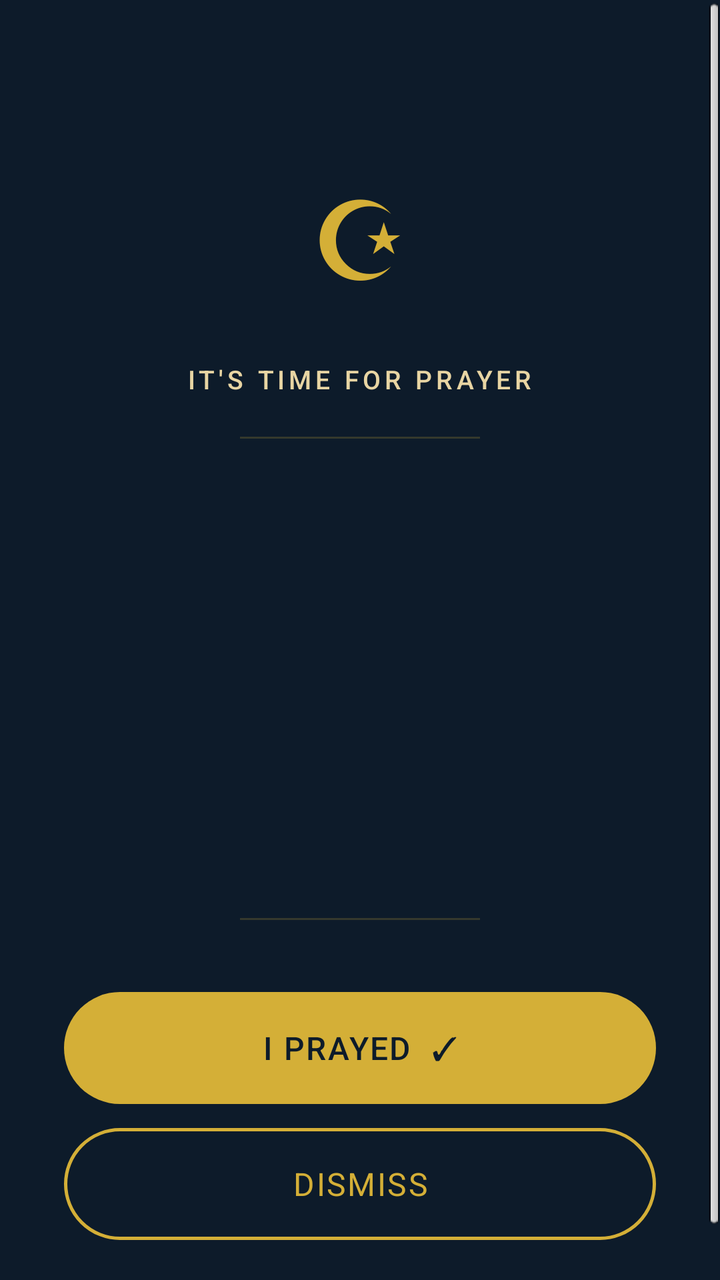
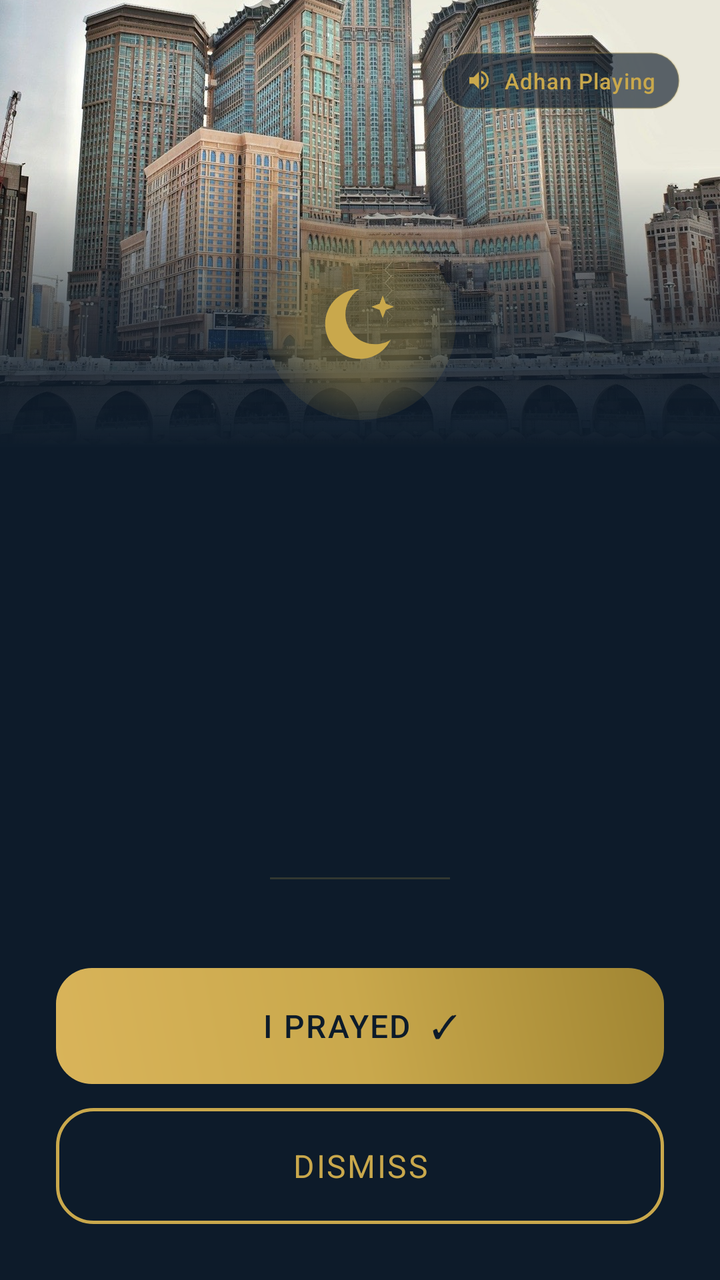

The first picture is an Android layout as it rendered before a commit; the second is the same layout after the commit. The layout source and the unified diff follow.
<!-- AndroidManifest.xml: activity theme PrayerAlarmTheme -->
<!-- res/layout/activity_prayer_alarm.xml -->
<?xml version="1.0" encoding="utf-8"?>
<ScrollView xmlns:android="http://schemas.android.com/apk/res/android"
    android:layout_width="match_parent"
    android:layout_height="match_parent"
    android:background="@color/navy"
    android:fillViewport="true">

    <LinearLayout
        android:layout_width="match_parent"
        android:layout_height="wrap_content"
        android:gravity="center_horizontal"
        android:orientation="vertical"
        android:paddingHorizontal="32dp"
        android:paddingTop="80dp"
        android:paddingBottom="48dp">

        
        <TextView
            android:id="@+id/iconCrescent"
            android:layout_width="wrap_content"
            android:layout_height="wrap_content"
            android:text="☪"
            android:textColor="@color/gold"
            android:textSize="56sp" />

        <TextView
            android:layout_width="wrap_content"
            android:layout_height="wrap_content"
            android:layout_marginTop="24dp"
            android:fontFamily="sans-serif-medium"
            android:letterSpacing="0.15"
            android:text="IT'S TIME FOR PRAYER"
            android:textAllCaps="true"
            android:textColor="@color/gold_light"
            android:textSize="13sp" />

        
        <View
            android:layout_width="120dp"
            android:layout_height="1dp"
            android:layout_marginTop="20dp"
            android:background="@color/gold_20" />

        
        <TextView
            android:id="@+id/textArabicName"
            android:layout_width="wrap_content"
            android:layout_height="wrap_content"
            android:layout_marginTop="28dp"
            android:textColor="@color/gold"
            android:textSize="40sp" />

        
        <TextView
            android:id="@+id/textPrayerName"
            android:layout_width="wrap_content"
            android:layout_height="wrap_content"
            android:layout_marginTop="4dp"
            android:fontFamily="sans-serif-medium"
            android:letterSpacing="0.08"
            android:textColor="@android:color/white"
            android:textSize="32sp" />

        
        <TextView
            android:id="@+id/textPrayerTime"
            android:layout_width="wrap_content"
            android:layout_height="wrap_content"
            android:layout_marginTop="8dp"
            android:fontFamily="sans-serif-light"
            android:textColor="@color/gold_light"
            android:textSize="20sp" />

        
        <TextView
            android:id="@+id/textMessage"
            android:layout_width="wrap_content"
            android:layout_height="wrap_content"
            android:layout_marginTop="24dp"
            android:fontFamily="sans-serif-light"
            android:gravity="center"
            android:lineSpacingExtra="4dp"
            android:paddingHorizontal="16dp"
            android:textColor="@color/white_70"
            android:textSize="15sp"
            android:textStyle="italic" />

        
        <View
            android:layout_width="120dp"
            android:layout_height="1dp"
            android:layout_marginTop="32dp"
            android:background="@color/gold_20" />

        
        <TextView
            android:id="@+id/btnIPrayed"
            android:layout_width="match_parent"
            android:layout_height="56dp"
            android:layout_marginTop="36dp"
            android:background="@drawable/bg_button_gold"
            android:fontFamily="sans-serif-medium"
            android:gravity="center"
            android:letterSpacing="0.05"
            android:text="I PRAYED  ✓"
            android:textColor="@color/navy"
            android:textSize="16sp" />

        
        <TextView
            android:id="@+id/btnDismiss"
            android:layout_width="match_parent"
            android:layout_height="56dp"
            android:layout_marginTop="12dp"
            android:background="@drawable/bg_button_outline"
            android:fontFamily="sans-serif"
            android:gravity="center"
            android:letterSpacing="0.05"
            android:text="DISMISS"
            android:textColor="@color/gold"
            android:textSize="16sp" />

    </LinearLayout>
</ScrollView>
<!-- resources referenced by this layout -->
<resources>
  <color name="gold">#FFD4AF37</color>
  <color name="gold_20">#33D4AF37</color>
  <color name="gold_light">#FFE8D5A3</color>
  <color name="navy">#FF0D1B2A</color>
  <color name="white_70">#B3FFFFFF</color>
  <!-- drawable bg_button_gold (drawable) -->
  <?xml version="1.0" encoding="utf-8"?>
  <shape xmlns:android="http://schemas.android.com/apk/res/android"
      android:shape="rectangle">
      <solid android:color="@color/gold" />
      <corners android:radius="28dp" />
  </shape>
  <!-- drawable bg_button_outline (drawable) -->
  <?xml version="1.0" encoding="utf-8"?>
  <shape xmlns:android="http://schemas.android.com/apk/res/android"
      android:shape="rectangle">
      <stroke
          android:width="1.5dp"
          android:color="@color/gold" />
      <solid android:color="@android:color/transparent" />
      <corners android:radius="28dp" />
  </shape>
  <style name="PrayerAlarmTheme" parent="@android:style/Theme.NoTitleBar">
          <item name="android:windowBackground">@color/navy</item>
          <item name="android:statusBarColor">@color/navy</item>
          <item name="android:navigationBarColor">@color/navy</item>
          <item name="android:windowFullscreen">false</item>
          <item name="android:windowShowWhenLocked">true</item>
          <item name="android:windowTurnScreenOn">true</item>
      </style>
</resources>

<!-- the commit's change to res/layout/activity_prayer_alarm.xml (unified diff, before → after) -->
@@ -1,124 +1,191 @@
 <?xml version="1.0" encoding="utf-8"?>
-<ScrollView xmlns:android="http://schemas.android.com/apk/res/android"
+<LinearLayout xmlns:android="http://schemas.android.com/apk/res/android"
     android:layout_width="match_parent"
     android:layout_height="match_parent"
     android:background="@color/navy"
-    android:fillViewport="true">
+    android:orientation="vertical">
 
+    
+    <FrameLayout
+        android:layout_width="match_parent"
+        android:layout_height="0dp"
+        android:layout_weight="35">
+
+        <ImageView
+            android:layout_width="match_parent"
+            android:layout_height="match_parent"
+            android:contentDescription="@null"
+            android:scaleType="centerCrop"
+            android:src="@drawable/img_hero_masjid" />
+
+        <View
+            android:layout_width="match_parent"
+            android:layout_height="140dp"
+            android:layout_gravity="bottom"
+            android:background="@drawable/gradient_hero_fade" />
+
+        
+        <LinearLayout
+            android:id="@+id/badgeAdhanPlaying"
+            android:layout_width="wrap_content"
+            android:layout_height="wrap_content"
+            android:layout_gravity="top|end"
+            android:layout_marginTop="26dp"
+            android:layout_marginEnd="20dp"
+            android:background="@drawable/bg_badge_navy"
+            android:gravity="center_vertical"
+            android:orientation="horizontal"
+            android:paddingHorizontal="12dp"
+            android:paddingVertical="7dp">
+
+            <ImageView
+                android:layout_width="13dp"
+                android:layout_height="13dp"
+                android:contentDescription="@null"
+                android:src="@drawable/ic_speaker_gold" />
+
+            <TextView
+                android:layout_width="wrap_content"
+                android:layout_height="wrap_content"
+                android:layout_marginStart="6dp"
+                android:fontFamily="sans-serif-medium"
+                android:letterSpacing="0.04"
+                android:text="Adhan Playing"
+                android:textColor="@color/gold"
+                android:textSize="11sp" />
+        </LinearLayout>
+
+        
+        <FrameLayout
+            android:id="@+id/crescentContainer"
+            android:layout_width="96dp"
+            android:layout_height="96dp"
+            android:layout_gravity="bottom|center_horizontal"
+            android:layout_marginBottom="14dp">
+
+            <View
+                android:layout_width="96dp"
+                android:layout_height="96dp"
+                android:layout_gravity="center"
+                android:background="@drawable/glow_gold_radial" />
+
+            <ImageView
+                android:layout_width="44dp"
+                android:layout_height="44dp"
+                android:layout_gravity="center"
+                android:contentDescription="@null"
+                android:src="@drawable/ic_crescent_gold" />
+        </FrameLayout>
+    </FrameLayout>
+
+    
     <LinearLayout
         android:layout_width="match_parent"
-        android:layout_height="wrap_content"
-        android:gravity="center_horizontal"
-        android:orientation="vertical"
-        android:paddingHorizontal="32dp"
-        android:paddingTop="80dp"
-        android:paddingBottom="48dp">
+        android:layout_height="0dp"
+        android:layout_weight="65"
+        android:orientation="vertical">
+
+        <ScrollView
+            android:layout_width="match_parent"
+            android:layout_height="0dp"
+            android:layout_weight="1"
+            android:fillViewport="true">
+
+            <LinearLayout
+                android:layout_width="match_parent"
+                android:layout_height="wrap_content"
+                android:gravity="center_horizontal"
+                android:orientation="vertical"
+                android:paddingHorizontal="28dp"
+                android:paddingTop="26dp"
+                android:paddingBottom="8dp">
+
+                
+                <TextView
+                    android:id="@+id/textPrayerName"
+                    android:layout_width="wrap_content"
+                    android:layout_height="wrap_content"
+                    android:fontFamily="serif"
+                    android:textColor="@color/gold"
+                    android:textSize="34sp"
+                    android:textStyle="bold" />
+
+                
+                <TextView
+                    android:id="@+id/textArabicName"
+                    android:layout_width="wrap_content"
+                    android:layout_height="wrap_content"
+                    android:layout_marginTop="6dp"
+                    android:textColor="@color/cream"
+                    android:textSize="19sp" />
+
+                
+                <TextView
+                    android:id="@+id/textPrayerTime"
+                    android:layout_width="wrap_content"
+                    android:layout_height="wrap_content"
+                    android:layout_marginTop="16dp"
+                    android:fontFamily="sans-serif-medium"
+                    android:letterSpacing="0.04"
+                    android:textColor="@color/gold"
+                    android:textSize="22sp" />
+
+                
+                <TextView
+                    android:id="@+id/textMessage"
+                    android:layout_width="wrap_content"
+                    android:layout_height="wrap_content"
+                    android:layout_marginTop="22dp"
+                    android:fontFamily="sans-serif"
+                    android:gravity="center"
+                    android:lineSpacingExtra="4dp"
+                    android:textColor="@color/cream_muted"
+                    android:textSize="14.5sp"
+                    android:textStyle="italic" />
+
+                
+                <View
+                    android:layout_width="90dp"
+                    android:layout_height="1dp"
+                    android:layout_marginTop="24dp"
+                    android:background="@color/gold_20" />
+
+            </LinearLayout>
+        </ScrollView>
 
         
-        <TextView
-            android:id="@+id/iconCrescent"
-            android:layout_width="wrap_content"
+        <LinearLayout
+            android:layout_width="match_parent"
             android:layout_height="wrap_content"
-            android:text="☪"
-            android:textColor="@color/gold"
-            android:textSize="56sp" />
+            android:orientation="vertical"
+            android:paddingHorizontal="28dp"
+            android:paddingTop="14dp"
+            android:paddingBottom="28dp">
 
-        <TextView
-            android:layout_width="wrap_content"
-            android:layout_height="wrap_content"
-            android:layout_marginTop="24dp"
-            android:fontFamily="sans-serif-medium"
-            android:letterSpacing="0.15"
-            android:text="IT'S TIME FOR PRAYER"
-            android:textAllCaps="true"
-            android:textColor="@color/gold_light"
-            android:textSize="13sp" />
+            <TextView
+                android:id="@+id/btnIPrayed"
+                android:layout_width="match_parent"
+                android:layout_height="58dp"
+                android:background="@drawable/bg_button_gold"
+                android:fontFamily="sans-serif-medium"
+                android:gravity="center"
+                android:letterSpacing="0.05"
+                android:text="I PRAYED  ✓"
+                android:textColor="@color/navy"
+                android:textSize="16sp" />
 
-        
-        <View
-            android:layout_width="120dp"
-            android:layout_height="1dp"
-            android:layout_marginTop="20dp"
-            android:background="@color/gold_20" />
-
-        
-        <TextView
-            android:id="@+id/textArabicName"
-            android:layout_width="wrap_content"
-            android:layout_height="wrap_content"
-            android:layout_marginTop="28dp"
-            android:textColor="@color/gold"
-            android:textSize="40sp" />
-
-        
-        <TextView
-            android:id="@+id/textPrayerName"
-            android:layout_width="wrap_content"
-            android:layout_height="wrap_content"
-            android:layout_marginTop="4dp"
-            android:fontFamily="sans-serif-medium"
-            android:letterSpacing="0.08"
-            android:textColor="@android:color/white"
-            android:textSize="32sp" />
-
-        
-        <TextView
-            android:id="@+id/textPrayerTime"
-            android:layout_width="wrap_content"
-            android:layout_height="wrap_content"
-            android:layout_marginTop="8dp"
-            android:fontFamily="sans-serif-light"
-            android:textColor="@color/gold_light"
-            android:textSize="20sp" />
-
-        
-        <TextView
-            android:id="@+id/textMessage"
-            android:layout_width="wrap_content"
-            android:layout_height="wrap_content"
-            android:layout_marginTop="24dp"
-            android:fontFamily="sans-serif-light"
-            android:gravity="center"
-            android:lineSpacingExtra="4dp"
-            android:paddingHorizontal="16dp"
-            android:textColor="@color/white_70"
-            android:textSize="15sp"
-            android:textStyle="italic" />
-
-        
-        <View
-            android:layout_width="120dp"
-            android:layout_height="1dp"
-            android:layout_marginTop="32dp"
-            android:background="@color/gold_20" />
-
-        
-        <TextView
-            android:id="@+id/btnIPrayed"
-            android:layout_width="match_parent"
-            android:layout_height="56dp"
-            android:layout_marginTop="36dp"
-            android:background="@drawable/bg_button_gold"
-            android:fontFamily="sans-serif-medium"
-            android:gravity="center"
-            android:letterSpacing="0.05"
-            android:text="I PRAYED  ✓"
-            android:textColor="@color/navy"
-            android:textSize="16sp" />
-
-        
-        <TextView
-            android:id="@+id/btnDismiss"
-            android:layout_width="match_parent"
-            android:layout_height="56dp"
-            android:layout_marginTop="12dp"
-            android:background="@drawable/bg_button_outline"
-            android:fontFamily="sans-serif"
-            android:gravity="center"
-            android:letterSpacing="0.05"
-            android:text="DISMISS"
-            android:textColor="@color/gold"
-            android:textSize="16sp" />
-
+            <TextView
+                android:id="@+id/btnDismiss"
+                android:layout_width="match_parent"
+                android:layout_height="58dp"
+                android:layout_marginTop="12dp"
+                android:background="@drawable/bg_button_outline"
+                android:fontFamily="sans-serif"
+                android:gravity="center"
+                android:letterSpacing="0.05"
+                android:text="DISMISS"
+                android:textColor="@color/gold"
+                android:textSize="16sp" />
+        </LinearLayout>
     </LinearLayout>
-</ScrollView>
+</LinearLayout>
<!-- resource entries referenced after the edit -->
@@ -1,16 +1,30 @@
 <!-- resources referenced by this layout -->
 <resources>
-  <color name="gold">#FFD4AF37</color>
-  <color name="gold_20">#33D4AF37</color>
-  <color name="gold_light">#FFE8D5A3</color>
+  <color name="cream">#FFF5F5F0</color>
+  <color name="cream_muted">#D9F5F5F0</color>
+  <color name="gold">#FFC9A84C</color>
+  <color name="gold_20">#33C9A84C</color>
   <color name="navy">#FF0D1B2A</color>
-  <color name="white_70">#B3FFFFFF</color>
+  <!-- drawable bg_badge_navy (drawable) -->
+  <?xml version="1.0" encoding="utf-8"?>
+  <shape xmlns:android="http://schemas.android.com/apk/res/android"
+      android:shape="rectangle">
+      <solid android:color="@color/overlay_navy" />
+      <stroke
+          android:width="1dp"
+          android:color="@color/gold_20" />
+      <corners android:radius="20dp" />
+  </shape>
   <!-- drawable bg_button_gold (drawable) -->
   <?xml version="1.0" encoding="utf-8"?>
   <shape xmlns:android="http://schemas.android.com/apk/res/android"
       android:shape="rectangle">
-      <solid android:color="@color/gold" />
-      <corners android:radius="28dp" />
+      <gradient
+          android:angle="45"
+          android:startColor="#FFD9B45A"
+          android:centerColor="@color/gold"
+          android:endColor="@color/gold_muted" />
+      <corners android:radius="18dp" />
   </shape>
   <!-- drawable bg_button_outline (drawable) -->
   <?xml version="1.0" encoding="utf-8"?>
@@ -20,15 +34,65 @@
           android:width="1.5dp"
           android:color="@color/gold" />
       <solid android:color="@android:color/transparent" />
-      <corners android:radius="28dp" />
+      <corners android:radius="18dp" />
   </shape>
+  <!-- drawable glow_gold_radial (drawable) -->
+  <?xml version="1.0" encoding="utf-8"?>
+  <shape xmlns:android="http://schemas.android.com/apk/res/android"
+      android:shape="oval">
+      <gradient
+          android:type="radial"
+          android:gradientRadius="56dp"
+          android:startColor="#59C9A84C"
+          android:centerColor="#59C9A84C"
+          android:endColor="#00C9A84C" />
+  </shape>
+  <!-- drawable gradient_hero_fade (drawable) -->
+  <?xml version="1.0" encoding="utf-8"?>
+  <shape xmlns:android="http://schemas.android.com/apk/res/android"
+      android:shape="rectangle">
+      
+      <gradient
+          android:angle="270"
+          android:startColor="#000D1B2A"
+          android:centerColor="#A60D1B2A"
+          android:endColor="#FF0D1B2A" />
+  </shape>
+  <!-- drawable ic_crescent_gold (drawable) -->
+  <?xml version="1.0" encoding="utf-8"?>
+  <vector xmlns:android="http://schemas.android.com/apk/res/android"
+      android:width="24dp"
+      android:height="24dp"
+      android:viewportWidth="24"
+      android:viewportHeight="24">
+      
+      <path
+          android:fillColor="@color/gold"
+          android:pathData="M12,2.5 C6.75,2.5 2.5,6.75 2.5,12 C2.5,17.25 6.75,21.5 12,21.5 C15.66,21.5 18.84,19.38 20.36,16.3 C19.13,17.06 17.68,17.5 16.13,17.5 C11.66,17.5 8.03,13.87 8.03,9.4 C8.03,6.77 9.29,4.44 11.22,2.92 C11.48,2.71 11.74,2.6 12,2.5 Z" />
+      
+      <path
+          android:fillColor="@color/gold"
+          android:pathData="M18.2,4.2 L19.05,6.45 L21.3,7.3 L19.05,8.15 L18.2,10.4 L17.35,8.15 L15.1,7.3 L17.35,6.45 Z" />
+  </vector>
+  <!-- drawable ic_speaker_gold (drawable) -->
+  <?xml version="1.0" encoding="utf-8"?>
+  <vector xmlns:android="http://schemas.android.com/apk/res/android"
+      android:width="24dp"
+      android:height="24dp"
+      android:viewportWidth="24"
+      android:viewportHeight="24">
+      <path
+          android:fillColor="@color/gold"
+          android:pathData="M3,9v6h4l5,5V4L7,9H3z M16.5,12c0,-1.77 -1.02,-3.29 -2.5,-4.03v8.05c1.48,-0.73 2.5,-2.25 2.5,-4.02z M14,3.23v2.06c2.89,0.86 5,3.54 5,6.71s-2.11,5.85 -5,6.71v2.06c4.01,-0.91 7,-4.49 7,-8.77s-2.99,-7.86 -7,-8.77z" />
+  </vector>
+  <!-- drawable img_hero_masjid: jpg bitmap (drawable-nodpi, 329116 bytes) -->
   <style name="PrayerAlarmTheme" parent="@android:style/Theme.NoTitleBar">
           <item name="android:windowBackground">@color/navy</item>
           <item name="android:statusBarColor">@color/navy</item>
           <item name="android:navigationBarColor">@color/navy</item>
           <item name="android:windowFullscreen">false</item>
-          <item name="android:windowShowWhenLocked">true</item>
-          <item name="android:windowTurnScreenOn">true</item>
       </style>
+  <color name="overlay_navy">#A60D1B2A</color>
+  <color name="gold_muted">#FFA08532</color>
 </resources>
 
